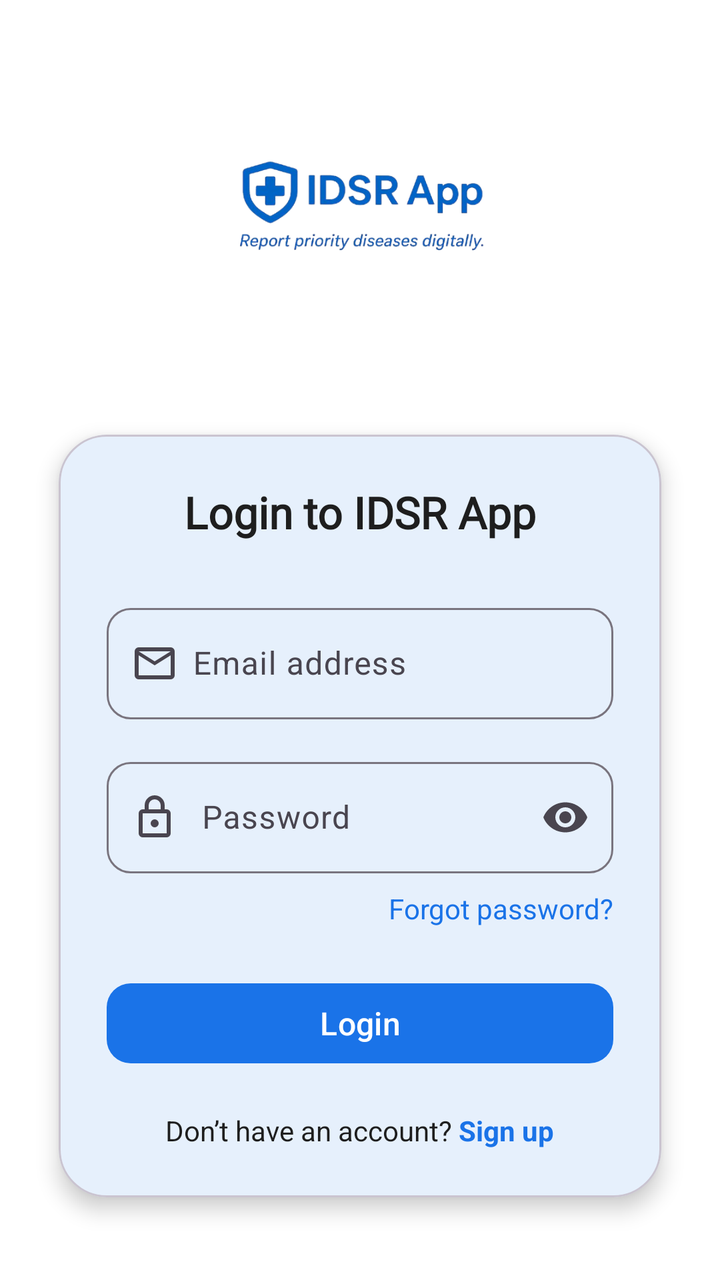
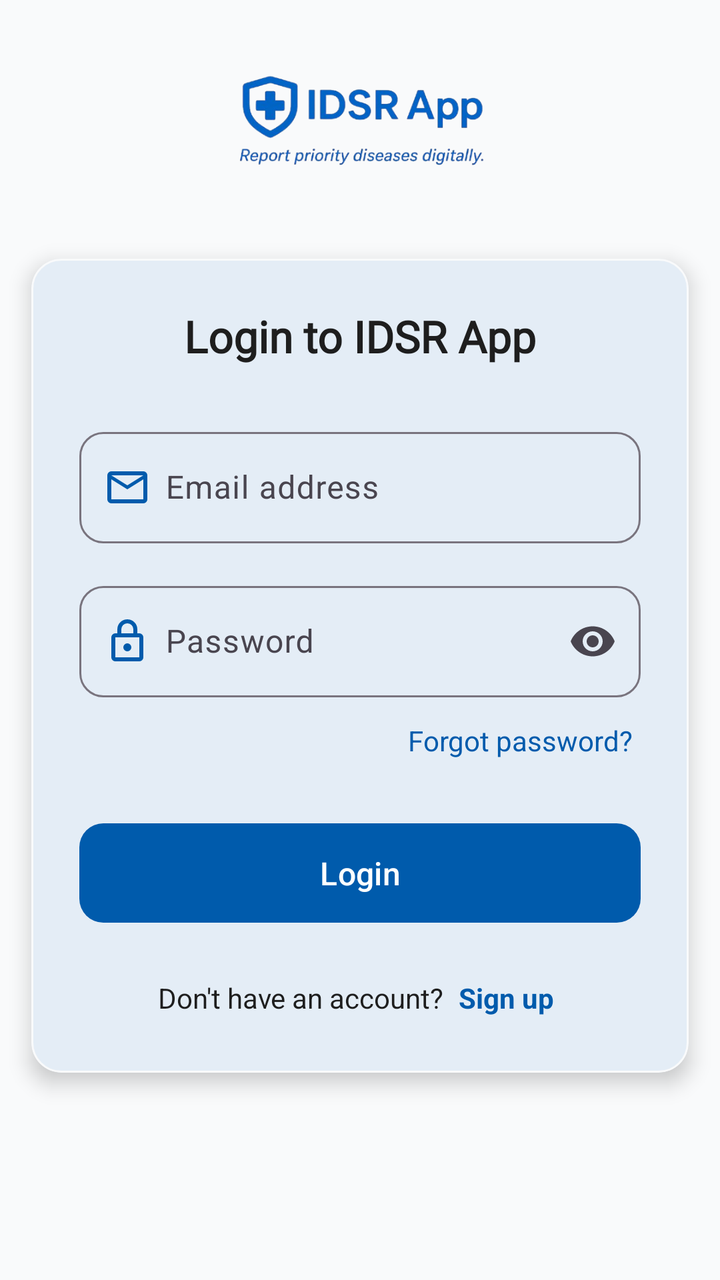

An Android layout rendered at two revisions. The XML below is the earlier revision; the diff shows what the commit changed to produce the second picture.
<!-- AndroidManifest.xml: application theme Theme.IDSR -->
<!-- res/layout/activity_login.xml -->
<?xml version="1.0" encoding="utf-8"?>
<androidx.appcompat.widget.LinearLayoutCompat
    xmlns:android="http://schemas.android.com/apk/res/android"
    xmlns:app="http://schemas.android.com/apk/res-auto"
    xmlns:tools="http://schemas.android.com/tools"
    android:id="@+id/main"
    android:layout_width="match_parent"
    android:layout_height="match_parent"
    android:orientation="vertical"
    android:background="?attr/colorSurface"
    tools:context=".activities.Login_Activity">


    <androidx.constraintlayout.widget.ConstraintLayout
        android:layout_width="match_parent"
        android:layout_height="0dp"
        android:layout_weight="0.22">

        <ImageView
            android:id="@+id/imgLogo"
            android:layout_width="150dp"
            android:layout_height="120dp"
            android:scaleType="centerCrop"
            android:src="@drawable/splash11"
            app:layout_constraintTop_toTopOf="parent"
            app:layout_constraintBottom_toBottomOf="parent"
            app:layout_constraintStart_toStartOf="parent"
            app:layout_constraintEnd_toEndOf="parent" />
    </androidx.constraintlayout.widget.ConstraintLayout>


    <com.google.android.material.card.MaterialCardView
        android:id="@+id/cardLogin"
        android:layout_width="match_parent"
        android:layout_height="wrap_content"
        android:layout_marginHorizontal="16dp"
        android:layout_marginTop="-12dp"
        android:layout_marginBottom="25dp"
        app:cardCornerRadius="24dp"
        app:cardElevation="6dp"
        app:cardUseCompatPadding="true"
        app:cardBackgroundColor="?attr/colorSurface">

        <LinearLayout
            android:layout_width="match_parent"
            android:layout_height="wrap_content"
            android:orientation="vertical"
            android:padding="24dp">


            <TextView
                android:id="@+id/tvTitle"
                android:layout_width="match_parent"
                android:layout_height="wrap_content"
                android:text="Login to IDSR App"
                android:textSize="22sp"
                android:textStyle="bold"
                android:fontFamily="@font/font1"
                android:textColor="?attr/colorOnSurface"
                android:gravity="center" />


            <com.google.android.material.textfield.TextInputLayout
                android:id="@+id/tilEmail"
                android:layout_width="match_parent"
                android:layout_height="wrap_content"
                android:layout_marginTop="28dp"
                app:startIconDrawable="@drawable/mail_24px"
                app:boxBackgroundMode="outline"
                app:boxCornerRadiusTopStart="12dp"
                app:boxCornerRadiusTopEnd="12dp"
                app:boxCornerRadiusBottomStart="12dp"
                app:boxCornerRadiusBottomEnd="12dp">

                <com.google.android.material.textfield.TextInputEditText
                    android:id="@+id/etEmail"
                    android:layout_width="match_parent"
                    android:layout_height="wrap_content"
                    android:hint="      Email address"
                    android:inputType="textEmailAddress" />
            </com.google.android.material.textfield.TextInputLayout>


            <com.google.android.material.textfield.TextInputLayout
                android:id="@+id/tilPassword"
                android:layout_width="match_parent"
                android:layout_height="wrap_content"
                android:layout_marginTop="16dp"
                app:startIconDrawable="@drawable/lock_24px"
                app:endIconMode="password_toggle"
                app:boxBackgroundMode="outline"
                app:boxCornerRadiusTopStart="12dp"
                app:boxCornerRadiusTopEnd="12dp"
                app:boxCornerRadiusBottomStart="12dp"
                app:boxCornerRadiusBottomEnd="12dp">

                <com.google.android.material.textfield.TextInputEditText
                    android:id="@+id/etPassword"
                    android:layout_width="match_parent"
                    android:layout_height="wrap_content"
                    android:hint="       Password"
                    android:inputType="textPassword" />
            </com.google.android.material.textfield.TextInputLayout>


            <TextView
                android:id="@+id/tvForgotPassword"
                android:layout_width="wrap_content"
                android:layout_height="wrap_content"
                android:layout_gravity="end"
                android:layout_marginTop="8dp"
                android:text="Forgot password?"
                android:textSize="14sp"
                android:textColor="?attr/colorPrimary" />


            <com.google.android.material.button.MaterialButton
                android:id="@+id/btnLogin"
                android:layout_width="match_parent"
                android:layout_height="wrap_content"
                android:layout_marginTop="24dp"
                android:text="Login"
                android:textAllCaps="false"
                android:textSize="16sp"
                app:cornerRadius="12dp" />


            <com.google.android.material.progressindicator.CircularProgressIndicator
                android:id="@+id/progressLogin"
                android:layout_width="wrap_content"
                android:layout_height="wrap_content"
                android:layout_gravity="center"
                android:layout_marginTop="16dp"
                android:visibility="gone"
                app:indicatorSize="40dp"
                app:trackThickness="4dp" />


            <LinearLayout
                android:id="@+id/llSignup"
                android:layout_width="match_parent"
                android:layout_height="wrap_content"
                android:layout_marginTop="20dp"
                android:gravity="center"
                android:orientation="horizontal">

                <TextView
                    android:id="@+id/tvNoAccount"
                    android:layout_width="wrap_content"
                    android:layout_height="wrap_content"
                    android:text="Don’t have an account?"
                    android:textSize="14sp"
                    android:textColor="?attr/colorOnSurface" />

                <TextView
                    android:id="@+id/tvSignup"
                    android:layout_width="wrap_content"
                    android:layout_height="wrap_content"
                    android:text=" Sign up"
                    android:textSize="14sp"
                    android:textStyle="bold"
                    android:textColor="?attr/colorPrimary" />
            </LinearLayout>

        </LinearLayout>
    </com.google.android.material.card.MaterialCardView>

</androidx.appcompat.widget.LinearLayoutCompat>
<!-- resources referenced by this layout -->
<resources>
  <!-- drawable lock_24px (drawable) -->
  <vector xmlns:android="http://schemas.android.com/apk/res/android"
      android:width="24dp"
      android:height="24dp"
      android:viewportWidth="960"
      android:viewportHeight="960"
      android:tint="?attr/colorControlNormal">
    <path
        android:fillColor="@android:color/white"
        android:pathData="M240,880Q207,880 183.5,856.5Q160,833 160,800L160,400Q160,367 183.5,343.5Q207,320 240,320L280,320L280,240Q280,157 338.5,98.5Q397,40 480,40Q563,40 621.5,98.5Q680,157 680,240L680,320L720,320Q753,320 776.5,343.5Q800,367 800,400L800,800Q800,833 776.5,856.5Q753,880 720,880L240,880ZM240,800L720,800Q720,800 720,800Q720,800 720,800L720,400Q720,400 720,400Q720,400 720,400L240,400Q240,400 240,400Q240,400 240,400L240,800Q240,800 240,800Q240,800 240,800ZM480,680Q513,680 536.5,656.5Q560,633 560,600Q560,567 536.5,543.5Q513,520 480,520Q447,520 423.5,543.5Q400,567 400,600Q400,633 423.5,656.5Q447,680 480,680ZM360,320L600,320L600,240Q600,190 565,155Q530,120 480,120Q430,120 395,155Q360,190 360,240L360,320ZM240,800Q240,800 240,800Q240,800 240,800L240,400Q240,400 240,400Q240,400 240,400L240,400Q240,400 240,400Q240,400 240,400L240,800Q240,800 240,800Q240,800 240,800Z"/>
  </vector>
  <!-- drawable mail_24px (drawable) -->
  <vector xmlns:android="http://schemas.android.com/apk/res/android"
      android:width="24dp"
      android:height="24dp"
      android:viewportWidth="960"
      android:viewportHeight="960"
      android:tint="?attr/colorControlNormal">
    <path
        android:fillColor="@android:color/white"
        android:pathData="M160,800Q127,800 103.5,776.5Q80,753 80,720L80,240Q80,207 103.5,183.5Q127,160 160,160L800,160Q833,160 856.5,183.5Q880,207 880,240L880,720Q880,753 856.5,776.5Q833,800 800,800L160,800ZM480,520L160,320L160,720Q160,720 160,720Q160,720 160,720L800,720Q800,720 800,720Q800,720 800,720L800,320L480,520ZM480,440L800,240L160,240L480,440ZM160,320L160,240L160,240L160,320L160,720Q160,720 160,720Q160,720 160,720L160,720Q160,720 160,720Q160,720 160,720L160,320Z"/>
  </vector>
  <!-- drawable splash11: png bitmap (drawable, 74529 bytes) -->
  <style name="Theme.IDSR" parent="Theme.Material3.DayNight.NoActionBar">
  
  
          <item name="colorPrimary">#1A73E8</item>
          <item name="colorOnPrimary">#FFFFFF</item>
          <item name="colorPrimaryContainer">#D2E3FC</item>
  
  
          <item name="android:colorBackground">#F5F7FA</item>
  
  
          <item name="colorSurface">#FFFFFF</item>
          <item name="colorSurfaceVariant">#F5F7FA</item>
  
  
          <item name="colorOnSurface">#1E1E1E</item>
  
  
          <item name="textInputStyle">
              @style/Widget.Material3.TextInputLayout.OutlinedBox
          </item>
  
  
          <item name="android:statusBarColor">@android:color/transparent</item>
          <item name="android:windowLightStatusBar">true</item>
  
      </style>
</resources>

<!-- the commit's change to res/layout/activity_login.xml (unified diff, before → after) -->
@@ -7,7 +7,7 @@
     android:layout_width="match_parent"
     android:layout_height="match_parent"
     android:orientation="vertical"
-    android:background="?attr/colorSurface"
+    android:background="?attr/android:colorBackground"
     tools:context=".activities.Login_Activity">
 
 
@@ -16,12 +16,13 @@
         android:layout_height="0dp"
         android:layout_weight="0.22">
 
-        <ImageView
+        <androidx.appcompat.widget.AppCompatImageView
             android:id="@+id/imgLogo"
             android:layout_width="150dp"
             android:layout_height="120dp"
             android:scaleType="centerCrop"
             android:src="@drawable/splash11"
+            android:contentDescription="IDSR App Logo"
             app:layout_constraintTop_toTopOf="parent"
             app:layout_constraintBottom_toBottomOf="parent"
             app:layout_constraintStart_toStartOf="parent"
@@ -33,13 +34,15 @@
         android:id="@+id/cardLogin"
         android:layout_width="match_parent"
         android:layout_height="wrap_content"
-        android:layout_marginHorizontal="16dp"
+        android:layout_marginHorizontal="5dp"
         android:layout_marginTop="-12dp"
-        android:layout_marginBottom="25dp"
-        app:cardCornerRadius="24dp"
+        android:layout_marginBottom="90dp"
+        app:cardCornerRadius="15dp"
         app:cardElevation="6dp"
         app:cardUseCompatPadding="true"
-        app:cardBackgroundColor="?attr/colorSurface">
+        app:cardBackgroundColor="?attr/colorSurface"
+        app:strokeWidth="1dp"
+        app:strokeColor="?attr/colorSurfaceVariant">
 
         <LinearLayout
             android:layout_width="match_parent"
@@ -62,11 +65,13 @@
 
             <com.google.android.material.textfield.TextInputLayout
                 android:id="@+id/tilEmail"
+                style="@style/Widget.Material3.TextInputLayout.OutlinedBox"
                 android:layout_width="match_parent"
                 android:layout_height="wrap_content"
                 android:layout_marginTop="28dp"
+                android:hint="      Email address"
                 app:startIconDrawable="@drawable/mail_24px"
-                app:boxBackgroundMode="outline"
+                app:startIconTint="?attr/colorPrimary"
                 app:boxCornerRadiusTopStart="12dp"
                 app:boxCornerRadiusTopEnd="12dp"
                 app:boxCornerRadiusBottomStart="12dp"
@@ -76,19 +81,21 @@
                     android:id="@+id/etEmail"
                     android:layout_width="match_parent"
                     android:layout_height="wrap_content"
-                    android:hint="      Email address"
-                    android:inputType="textEmailAddress" />
+                    android:inputType="textEmailAddress"
+                    android:textColor="?attr/colorOnSurface" />
             </com.google.android.material.textfield.TextInputLayout>
 
 
             <com.google.android.material.textfield.TextInputLayout
                 android:id="@+id/tilPassword"
+                style="@style/Widget.Material3.TextInputLayout.OutlinedBox"
                 android:layout_width="match_parent"
                 android:layout_height="wrap_content"
                 android:layout_marginTop="16dp"
+                android:hint="      Password"
                 app:startIconDrawable="@drawable/lock_24px"
+                app:startIconTint="?attr/colorPrimary"
                 app:endIconMode="password_toggle"
-                app:boxBackgroundMode="outline"
                 app:boxCornerRadiusTopStart="12dp"
                 app:boxCornerRadiusTopEnd="12dp"
                 app:boxCornerRadiusBottomStart="12dp"
@@ -98,8 +105,8 @@
                     android:id="@+id/etPassword"
                     android:layout_width="match_parent"
                     android:layout_height="wrap_content"
-                    android:hint="       Password"
-                    android:inputType="textPassword" />
+                    android:inputType="textPassword"
+                    android:textColor="?attr/colorOnSurface" />
             </com.google.android.material.textfield.TextInputLayout>
 
 
@@ -111,7 +118,9 @@
                 android:layout_marginTop="8dp"
                 android:text="Forgot password?"
                 android:textSize="14sp"
-                android:textColor="?attr/colorPrimary" />
+                android:textColor="?attr/colorPrimary"
+                android:background="?attr/selectableItemBackgroundBorderless"
+                android:padding="4dp" />
 
 
             <com.google.android.material.button.MaterialButton
@@ -122,6 +131,7 @@
                 android:text="Login"
                 android:textAllCaps="false"
                 android:textSize="16sp"
+                android:paddingVertical="14dp"
                 app:cornerRadius="12dp" />
 
 
@@ -132,8 +142,10 @@
                 android:layout_gravity="center"
                 android:layout_marginTop="16dp"
                 android:visibility="gone"
+                android:indeterminate="true"
                 app:indicatorSize="40dp"
-                app:trackThickness="4dp" />
+                app:trackThickness="4dp"
+                app:indicatorColor="?attr/colorPrimary" />
 
 
             <LinearLayout
@@ -148,7 +160,7 @@
                     android:id="@+id/tvNoAccount"
                     android:layout_width="wrap_content"
                     android:layout_height="wrap_content"
-                    android:text="Don’t have an account?"
+                    android:text="@string/don_t_have_an_account"
                     android:textSize="14sp"
                     android:textColor="?attr/colorOnSurface" />
 
@@ -159,7 +171,9 @@
                     android:text=" Sign up"
                     android:textSize="14sp"
                     android:textStyle="bold"
-                    android:textColor="?attr/colorPrimary" />
+                    android:textColor="?attr/colorPrimary"
+                    android:background="?attr/selectableItemBackgroundBorderless"
+                    android:padding="4dp" />
             </LinearLayout>
 
         </LinearLayout>
<!-- resource entries referenced after the edit -->
@@ -23,32 +23,41 @@
         android:pathData="M160,800Q127,800 103.5,776.5Q80,753 80,720L80,240Q80,207 103.5,183.5Q127,160 160,160L800,160Q833,160 856.5,183.5Q880,207 880,240L880,720Q880,753 856.5,776.5Q833,800 800,800L160,800ZM480,520L160,320L160,720Q160,720 160,720Q160,720 160,720L800,720Q800,720 800,720Q800,720 800,720L800,320L480,520ZM480,440L800,240L160,240L480,440ZM160,320L160,240L160,240L160,320L160,720Q160,720 160,720Q160,720 160,720L160,720Q160,720 160,720Q160,720 160,720L160,320Z"/>
   </vector>
   <!-- drawable splash11: png bitmap (drawable, 74529 bytes) -->
+  <string name="don_t_have_an_account">Don\'t have an account?</string>
   <style name="Theme.IDSR" parent="Theme.Material3.DayNight.NoActionBar">
   
   
-          <item name="colorPrimary">#1A73E8</item>
-          <item name="colorOnPrimary">#FFFFFF</item>
+          <item name="colorPrimary">@color/idsr_primary</item>
+          <item name="colorOnPrimary">@color/idsr_on_primary</item>
           <item name="colorPrimaryContainer">#D2E3FC</item>
   
   
-          <item name="android:colorBackground">#F5F7FA</item>
+          <item name="android:colorBackground">@color/idsr_background</item>
   
   
-          <item name="colorSurface">#FFFFFF</item>
-          <item name="colorSurfaceVariant">#F5F7FA</item>
+          <item name="colorSurface">@color/idsr_surface</item>
+          <item name="colorSurfaceVariant">@color/idsr_background</item>
   
   
-          <item name="colorOnSurface">#1E1E1E</item>
+          <item name="colorOnSurface">@color/idsr_on_surface</item>
+  
+          <item name="android:textColor">@color/idsr_on_surface</item>
+          <item name="android:textColorPrimary">@color/idsr_on_surface</item>
+          <item name="android:textColorSecondary">@color/idsr_gray</item>
   
   
-          <item name="textInputStyle">
-              @style/Widget.Material3.TextInputLayout.OutlinedBox
-          </item>
+          <item name="textInputStyle">@style/Widget.Material3.TextInputLayout.OutlinedBox</item>
   
   
           <item name="android:statusBarColor">@android:color/transparent</item>
           <item name="android:windowLightStatusBar">true</item>
   
       </style>
+  <color name="idsr_primary">#005BAC</color>
+  <color name="idsr_on_primary">#FFFFFF</color>
+  <color name="idsr_background">#F9FAFB</color>
+  <color name="idsr_surface">#FFFFFF</color>
+  <color name="idsr_on_surface">#1E1E1E</color>
+  <color name="idsr_gray">#555555</color>
 </resources>
 
